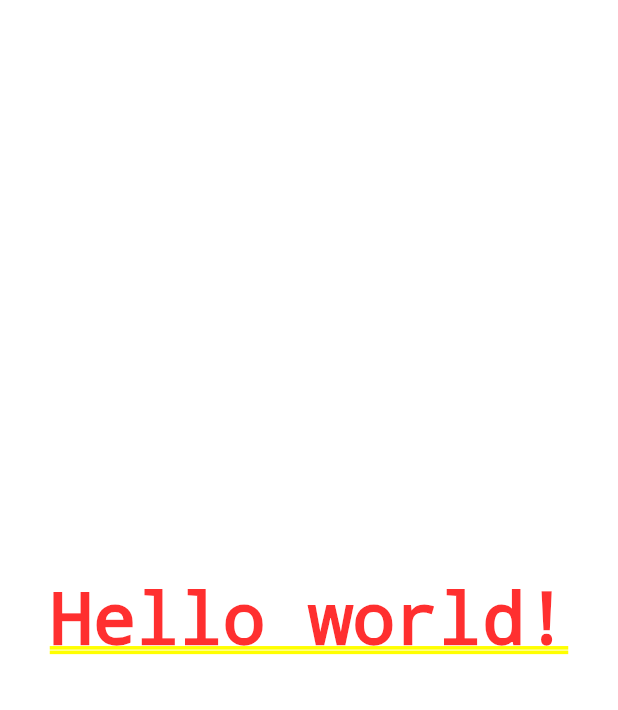
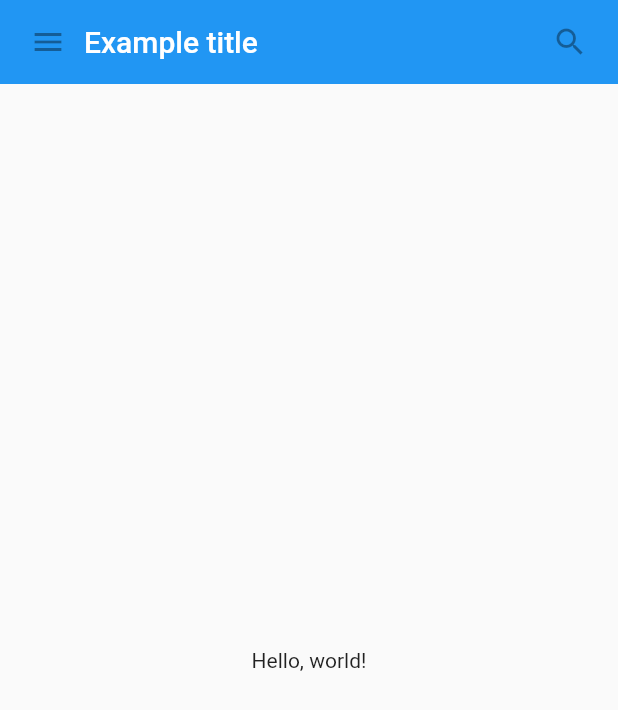
Before and after one commit to Kaito-Dogi/flutter-introduction-to-widgets, a Flutter app: the screen it shows after launch, on a phone screen of 412 x 824 dp. Shown: the top 710 px of the screen. Run offline on Flutter 3.47's test engine with Material 2 defaults, Android fonts, the phone set to English and light mode, and no system bars.

Commit message:
feat: BasicWidgets を実装

```diff
--- a/lib/basic_widgets.dart
+++ b/lib/basic_widgets.dart
@@ -10,7 +10,7 @@ class MyAppBar extends StatelessWidget {
     return Container(
       height: 56.0,
       padding: const EdgeInsets.symmetric(horizontal: 8.0),
-      decoration: BoxDecoration(color: Color.blue[500]),
+      decoration: BoxDecoration(color: Colors.blue[500]),
       child: Row(
         children: [
           const IconButton(
@@ -32,16 +32,47 @@ class MyAppBar extends StatelessWidget {
   }
 }
 
+class MyScaffold extends StatelessWidget {
+  const MyScaffold({super.key});
+
+  @override
+  Widget build(BuildContext context) {
+    return Material(
+      child: Column(
+        children: [
+          MyAppBar(
+            title: Text(
+              'Example title',
+              style: Theme
+                  .of(context)
+                  .primaryTextTheme
+                  .headline6,
+            ),
+          ),
+          const Expanded(
+            child: Center(
+              child: Text('Hello, world!'),
+            ),
+          ),
+        ],
+      ),
+    );
+  }
+}
+
 class BasicWidgetsApp extends StatelessWidget {
-  const BasicWidgetsApp({Key? key}) :super(key: key)
+  const BasicWidgetsApp({Key? key}) :super(key: key);
 
   @override
   Widget build(BuildContext context) {
     return MaterialApp(
       title: 'Basic Widgets',
-      home: SafeArea(
+      theme: ThemeData(
+        primarySwatch: Colors.blue,
+      ),
+      home: const SafeArea(
         child: MyScaffold(),
       ),
-    )
+    );
   }
 }
--- a/lib/main.dart
+++ b/lib/main.dart
@@ -1,8 +1,10 @@
 import 'package:flutter/material.dart';
+import 'package:introduction_to_widgets/basic_widgets.dart';
 import 'package:introduction_to_widgets/hello_world.dart';
 import 'package:introduction_to_widgets/my_app.dart';
 
 void main() {
   // runApp(const MyApp());
-  runApp(const HelloWorldApp());
+  // runApp(const HelloWorldApp());
+  runApp(const BasicWidgetsApp());
 }
```
